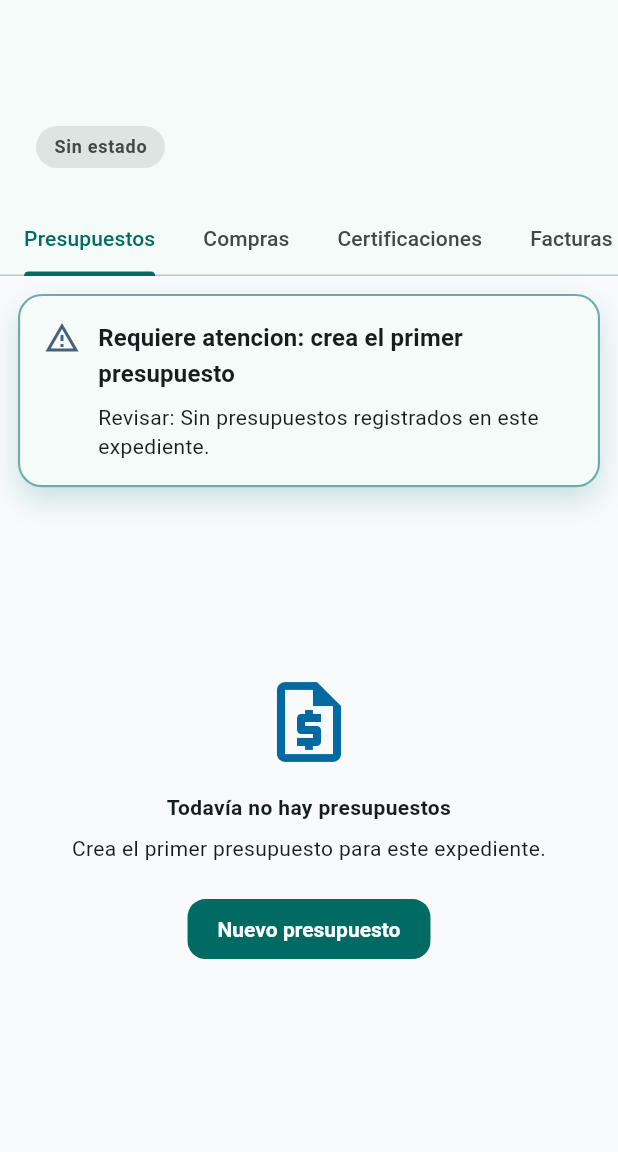
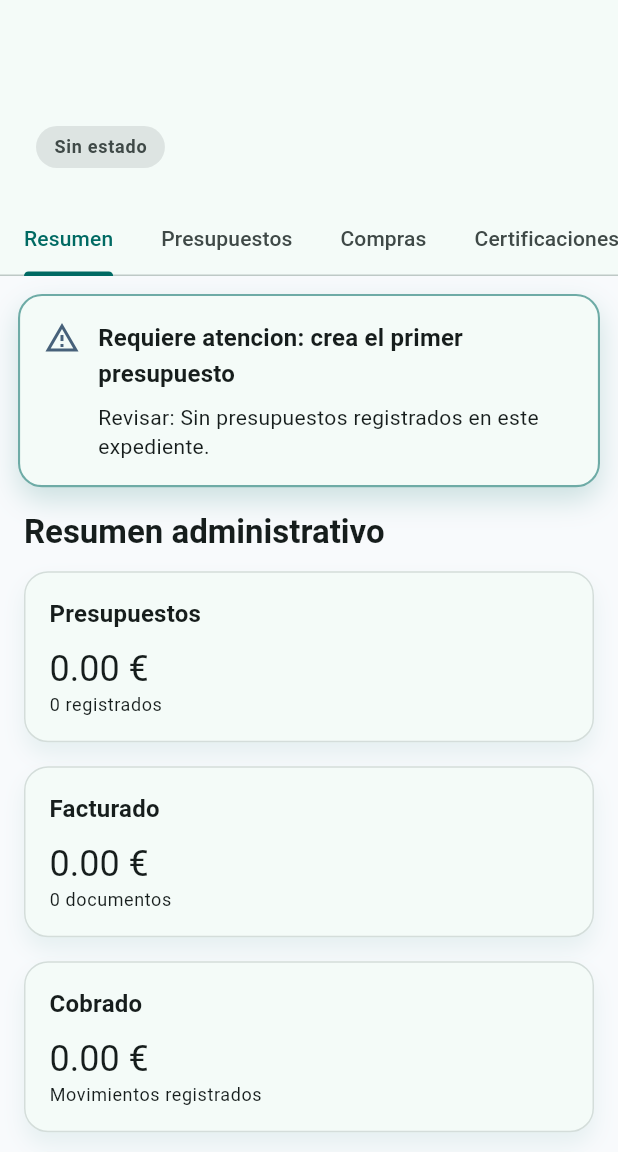
Before and after one commit to constructovar24-rgb/obraia_v2, a Flutter app: the ExpedienteDetailScreen screen opened directly with empty values, on a phone screen of 412 x 824 dp, the part 84-1236 px from its top. Run offline on Flutter 3.47's test engine with Material 3 defaults, Android fonts, the phone set to English and light mode, and no system bars; our stand-ins replace drift, flutter_riverpod, pdf, printing; missing offline and left inert: file_selector, sqlite3; accounts and stored records are empty; generated files the repository leaves out were written again.

Commit message:
feat: consolida expediente como centro operativo

```diff
--- /dev/null
+++ b/lib/features/expedientes/presentation/providers/expediente_workspace_providers.dart
@@ -0,0 +1,80 @@
+import 'package:flutter_riverpod/flutter_riverpod.dart';
+
+import '../../../facturas/data/factura_repository.dart';
+import '../../../compras/presentation/providers/compra_providers.dart';
+import '../../../presupuestos/presentation/providers/presupuesto_providers.dart';
+
+class ExpedientePresupuestoResumen {
+  const ExpedientePresupuestoResumen(this.cantidad, this.total);
+  final int cantidad;
+  final double total;
+}
+
+class ExpedienteFacturaResumen {
+  const ExpedienteFacturaResumen(
+    this.cantidad,
+    this.facturado,
+    this.cobrado,
+    this.pendiente,
+  );
+  final int cantidad;
+  final double facturado;
+  final double cobrado;
+  final double pendiente;
+}
+
+class ExpedienteCompraResumen {
+  const ExpedienteCompraResumen(this.cantidad, this.total);
+  final int cantidad;
+  final double total;
+}
+
+final expedientePresupuestoResumenProvider =
+    StreamProvider.family<ExpedientePresupuestoResumen, String>((ref, id) {
+      return ref
+          .watch(presupuestoRepositoryProvider)
+          .observarPorExpediente(id)
+          .map(
+            (items) => ExpedientePresupuestoResumen(
+              items.length,
+              items.fold(0, (sum, item) => sum + item.importeTotal),
+            ),
+          );
+    });
+
+final expedienteFacturaResumenProvider =
+    StreamProvider.family<ExpedienteFacturaResumen, String>((ref, id) {
+      return ref
+          .watch(facturaRepositoryProvider)
+          .observarPorExpedienteConEstadoEconomico(id)
+          .map(
+            (items) => ExpedienteFacturaResumen(
+              items.length,
+              items.fold(
+                0,
+                (sum, item) => sum + item.estadoEconomico.totalFactura,
+              ),
+              items.fold(
+                0,
+                (sum, item) => sum + item.estadoEconomico.totalCobrado,
+              ),
+              items.fold(
+                0,
+                (sum, item) => sum + item.estadoEconomico.pendiente,
+              ),
+            ),
+          );
+    });
+
+final expedienteCompraResumenProvider =
+    StreamProvider.family<ExpedienteCompraResumen, String>((ref, id) {
+      return ref
+          .watch(compraRepositoryProvider)
+          .observarCompras(id)
+          .map(
+            (items) => ExpedienteCompraResumen(
+              items.length,
+              items.fold(0, (sum, item) => sum + item.importeTotal),
+            ),
+          );
+    });
--- a/lib/features/expedientes/presentation/screens/expediente_detail_screen.dart
+++ b/lib/features/expedientes/presentation/screens/expediente_detail_screen.dart
@@ -16,6 +16,8 @@ import '../../../../core/widgets/status_chip.dart';
 import '../../data/expediente_repository.dart';
 import '../../domain/expediente.dart' as expediente_domain;
 import '../../../certificaciones/domain/certificacion.dart';
+import '../../../clientes/presentation/providers/cliente_providers.dart';
+import '../../../clientes/presentation/screens/cliente_detail_screen.dart';
 import '../../../certificaciones/presentation/providers/certificacion_providers.dart';
 import '../../../certificaciones/presentation/screens/nueva_certificacion_screen.dart';
 import '../../../certificaciones/presentation/screens/editar_certificacion_screen.dart';
@@ -26,6 +28,7 @@ import '../../../documentos/presentation/screens/nuevo_documento_screen.dart';
 import '../../../facturas/presentation/widgets/facturas_tab.dart';
 import '../../../compras/presentation/widgets/compras_tab.dart';
 import '../../../timeline/presentation/timeline_page.dart';
+import '../widgets/expediente_resumen_tab.dart';
 import 'cliente_tab.dart';
 import 'datos_generales_screen.dart';
 import 'editar_expediente_screen.dart';
@@ -128,6 +131,30 @@ class ExpedienteDetailScreen extends ConsumerWidget {
                         label: _labelEstadoCiclo(expediente?.estadoCiclo),
                         type: _tipoEstadoCiclo(expediente?.estadoCiclo),
                       ),
+                      trailing:
+                          expediente?.clienteId == null ||
+                              expediente!.clienteId!.isEmpty
+                          ? null
+                          : IconButton(
+                              tooltip: 'Abrir cliente',
+                              icon: const Icon(Icons.open_in_new),
+                              onPressed: () {
+                                final cliente = ref
+                                    .read(
+                                      clienteProvider(expediente.clienteId!),
+                                    )
+                                    .value;
+                                if (cliente != null) {
+                                  Navigator.push(
+                                    context,
+                                    MaterialPageRoute(
+                                      builder: (_) =>
+                                          ClienteDetailScreen(cliente: cliente),
+                                    ),
+                                  );
+                                }
+                              },
+                            ),
                     ),
                   ),
                   const ExpedienteWorkspaceTabs(),
@@ -141,6 +168,7 @@ class ExpedienteDetailScreen extends ConsumerWidget {
               Expanded(
                 child: TabBarView(
                   children: [
+                    ExpedienteResumenTab(expedienteId: id),
                     PresupuestosTab(expedienteId: id),
                     ComprasTab(expedienteId: id),
                     _CertificacionesTab(expedienteId: id),
--- /dev/null
+++ b/lib/features/expedientes/presentation/widgets/expediente_resumen_tab.dart
@@ -0,0 +1,202 @@
+import 'package:flutter/material.dart';
+import 'package:flutter_riverpod/flutter_riverpod.dart';
+
+import '../../../../core/ui/app_spacing.dart';
+import '../../../../core/widgets/app_card.dart';
+import '../../../../core/widgets/money_text.dart';
+import '../../../certificaciones/presentation/providers/certificacion_providers.dart';
+import '../../../documentos/domain/documento.dart';
+import '../../../documentos/presentation/providers/documento_providers.dart';
+import '../../../timeline/presentation/providers/timeline_providers.dart';
+import '../providers/expediente_workspace_providers.dart';
+
+class ExpedienteResumenTab extends ConsumerWidget {
+  const ExpedienteResumenTab({super.key, required this.expedienteId});
+  final String expedienteId;
+
+  @override
+  Widget build(BuildContext context, WidgetRef ref) {
+    final presupuestos = ref.watch(
+      expedientePresupuestoResumenProvider(expedienteId),
+    );
+    final facturas = ref.watch(expedienteFacturaResumenProvider(expedienteId));
+    final compras = ref.watch(expedienteCompraResumenProvider(expedienteId));
+    final documentos = ref.watch(documentosPorExpedienteProvider(expedienteId));
+    final certificaciones = ref.watch(
+      certificacionesPorExpedienteProvider(expedienteId),
+    );
+    final actividad = ref.watch(timelineEventsProvider(expedienteId));
+    final documentoItems = documentos.value ?? const [];
+    final fotos = documentoItems
+        .where((item) => item.tipo == DocumentoTipo.fotografia)
+        .length;
+
+    return SingleChildScrollView(
+      padding: const EdgeInsets.all(AppSpacing.md),
+      child: Center(
+        child: ConstrainedBox(
+          constraints: const BoxConstraints(maxWidth: 1180),
+          child: Column(
+            crossAxisAlignment: CrossAxisAlignment.stretch,
+            children: [
+              Text(
+                'Resumen administrativo',
+                style: Theme.of(context).textTheme.titleLarge,
+              ),
+              const SizedBox(height: AppSpacing.sm),
+              LayoutBuilder(
+                builder: (context, constraints) {
+                  final cards = <Widget>[
+                    _Metric(
+                      label: 'Presupuestos',
+                      detail:
+                          '${presupuestos.value?.cantidad ?? 0} registrados',
+                      amount: presupuestos.value?.total,
+                      tab: 1,
+                    ),
+                    _Metric(
+                      label: 'Facturado',
+                      detail: '${facturas.value?.cantidad ?? 0} documentos',
+                      amount: facturas.value?.facturado,
+                      tab: 4,
+                    ),
+                    _Metric(
+                      label: 'Cobrado',
+                      detail: 'Movimientos registrados',
+                      amount: facturas.value?.cobrado,
+                      tab: 4,
+                    ),
+                    _Metric(
+                      label: 'Pendiente de cobro',
+                      detail: 'Estado económico validado',
+                      amount: facturas.value?.pendiente,
+                      tab: 4,
+                    ),
+                    _Metric(
+                      label: 'Compras registradas',
+                      detail:
+                          '${compras.value?.cantidad ?? 0} apuntes de gasto',
+                      amount: compras.value?.total,
+                      tab: 2,
+                    ),
+                  ];
+                  final width = constraints.maxWidth >= 900
+                      ? (constraints.maxWidth - AppSpacing.md * 2) / 3
+                      : constraints.maxWidth >= 600
+                      ? (constraints.maxWidth - AppSpacing.md) / 2
+                      : constraints.maxWidth;
+                  return Wrap(
+                    spacing: AppSpacing.md,
+                    runSpacing: AppSpacing.md,
+                    children: cards
+                        .map((card) => SizedBox(width: width, child: card))
+                        .toList(),
+                  );
+                },
+              ),
+              const SizedBox(height: AppSpacing.lg),
+              AppCard(
+                child: Column(
+                  crossAxisAlignment: CrossAxisAlignment.stretch,
+                  children: [
+                    Text(
+                      'Operación de la obra',
+                      style: Theme.of(context).textTheme.titleLarge,
+                    ),
+                    const SizedBox(height: AppSpacing.sm),
+                    _Link(
+                      icon: Icons.assignment_turned_in_outlined,
+                      title: 'Certificaciones',
+                      detail:
+                          '${certificaciones.value?.length ?? 0} registradas',
+                      tab: 3,
+                    ),
+                    _Link(
+                      icon: Icons.insert_drive_file_outlined,
+                      title: 'Documentos y fotos',
+                      detail:
+                          '${documentoItems.length} documentos · $fotos fotografías',
+                      tab: 5,
+                    ),
+                    _Link(
+                      icon: Icons.history,
+                      title: 'Actividad',
+                      detail: '${actividad.value?.length ?? 0} eventos reales',
+                      tab: 6,
+                    ),
+                  ],
+                ),
+              ),
+              const SizedBox(height: AppSpacing.md),
+              const AppCard(
+                child: Text(
+                  'Este resumen no calcula rentabilidad, margen, beneficio ni desviaciones. Las compras son apuntes de gasto y no acreditan pagos a proveedores.',
+                ),
+              ),
+            ],
+          ),
+        ),
+      ),
+    );
+  }
+}
+
+class _Metric extends StatelessWidget {
+  const _Metric({
+    required this.label,
+    required this.detail,
+    required this.amount,
+    required this.tab,
+  });
+  final String label;
+  final String detail;
+  final double? amount;
+  final int tab;
+
+  @override
+  Widget build(BuildContext context) => AppCard(
+    child: InkWell(
+      key: ValueKey('expediente-resumen-$label'),
+      onTap: () => DefaultTabController.of(context).animateTo(tab),
+      child: Column(
+        crossAxisAlignment: CrossAxisAlignment.start,
+        children: [
+          Text(label, style: Theme.of(context).textTheme.titleMedium),
+          const SizedBox(height: AppSpacing.xs),
+          if (amount != null)
+            MoneyText(
+              amount!,
+              style: Theme.of(context).textTheme.headlineSmall,
+            ),
+          Text(detail, style: Theme.of(context).textTheme.bodySmall),
+        ],
+      ),
+    ),
+  );
+}
+
+class _Link extends StatelessWidget {
+  const _Link({
+    required this.icon,
+    required this.title,
+    required this.detail,
+    required this.tab,
+  });
+  final IconData icon;
+  final String title;
+  final String detail;
+  final int tab;
+
+  @override
+  Widget build(BuildContext context) => Material(
+    color: Colors.transparent,
+    child: ListTile(
+      contentPadding: EdgeInsets.zero,
+      leading: Icon(icon),
+      title: Text(title),
+      subtitle: Text(detail),
+      trailing: const Icon(Icons.chevron_right),
+      onTap: () => DefaultTabController.of(context).animateTo(tab),
+    ),
+  );
+}
--- a/lib/features/expedientes/presentation/widgets/expediente_workspace_tabs.dart
+++ b/lib/features/expedientes/presentation/widgets/expediente_workspace_tabs.dart
@@ -4,6 +4,7 @@ class ExpedienteWorkspaceTabs extends StatelessWidget {
   const ExpedienteWorkspaceTabs({super.key});
 
   static const labels = <String>[
+    'Resumen',
     'Presupuestos',
     'Compras',
     'Certificaciones',
```
Also changed, not shown: 5 other files.
